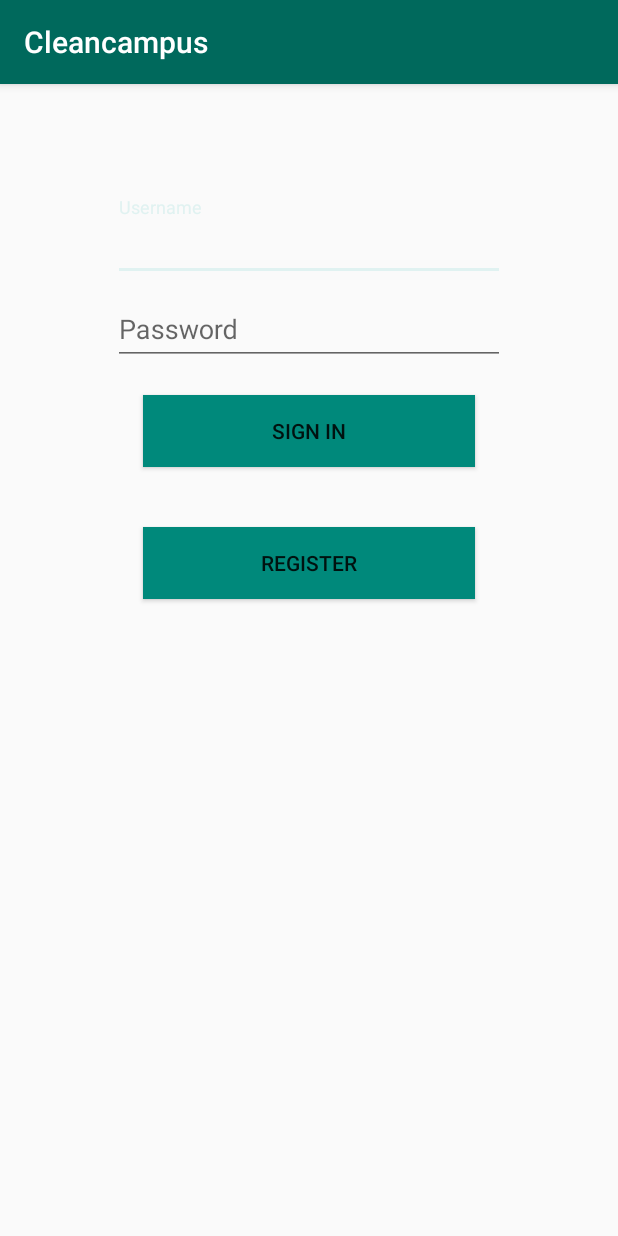
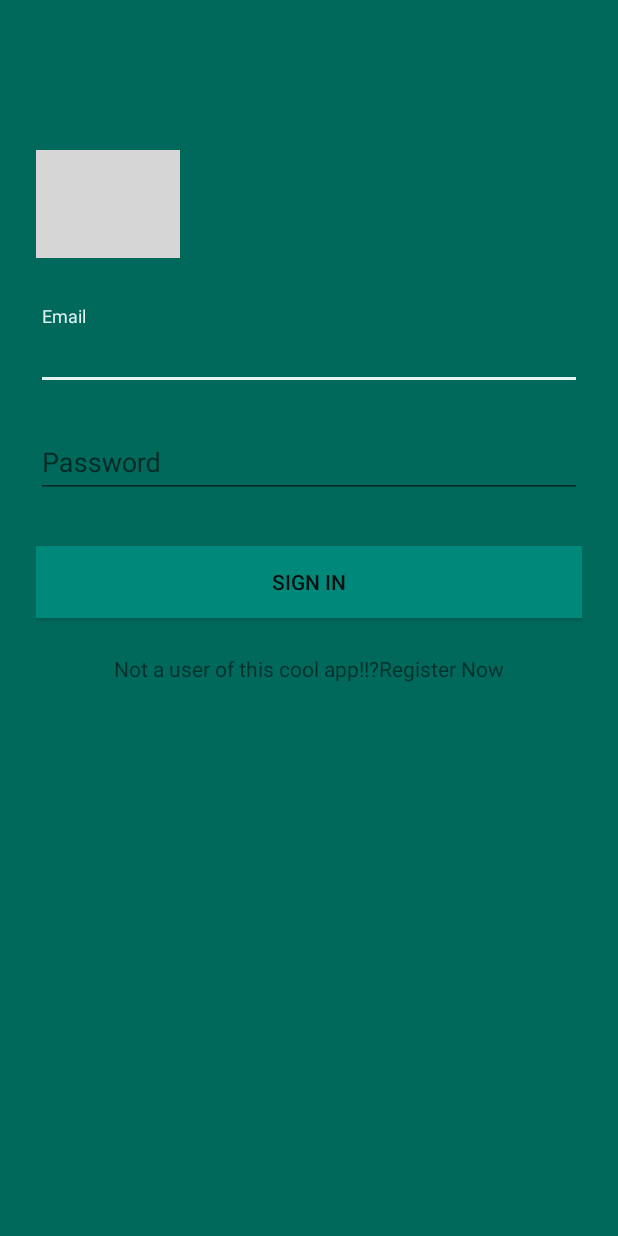
Before and after one commit to kaushalbhardwaj/CleanCampus, an Android app: the LoginActivity screen opened directly, with no data from a screen before it, on a phone screen of 412 x 824 dp. Run offline under Robolectric (Android 15) with nearby library versions, the phone set to English and light mode, and no system bars; 1 statement that could not run was skipped; grey boxes are pictures that could not be loaded.

Commit message:
login screen

```diff
--- a/app/src/main/AndroidManifest.xml
+++ b/app/src/main/AndroidManifest.xml
@@ -16,8 +16,7 @@
             </intent-filter>
         </activity>
 
-        <activity android:name=".activity.SplashActivity"
-            android:theme="@style/Theme.AppCompat.Light.NoActionBar">
+        <activity android:name=".activity.SplashActivity">
             <intent-filter>
                 <action android:name="android.intent.action.MAIN" />
 
--- a/app/src/main/java/com/cleancampus/activity/LoginActivity.java
+++ b/app/src/main/java/com/cleancampus/activity/LoginActivity.java
@@ -7,6 +7,7 @@ import android.support.v7.app.AppCompatActivity;
 import android.view.View;
 import android.widget.Button;
 import android.widget.EditText;
+import android.widget.TextView;
 
 import com.cleancampus.R;
 
@@ -15,7 +16,7 @@ import com.cleancampus.R;
  */
 public class LoginActivity extends AppCompatActivity {
     private Button login;
-    private Button register;
+    private TextView registerText;
     private EditText username;
     private EditText password;
     @Override
@@ -23,7 +24,7 @@ public class LoginActivity extends AppCompatActivity {
         super.onCreate(savedInstanceState);
         setContentView(R.layout.login);
         login =(Button)findViewById(R.id.login_button);
-        register=(Button) findViewById(R.id.signup);
+        registerText =(TextView) findViewById(R.id.register_text);
         username =(EditText) findViewById(R.id.username);
         password =(EditText) findViewById(R.id.password);
         login.setOnClickListener(new View.OnClickListener() {
@@ -35,7 +36,7 @@ public class LoginActivity extends AppCompatActivity {
             }
         });
 
-        register.setOnClickListener(new View.OnClickListener() {
+       registerText.setOnClickListener(new View.OnClickListener() {
             @Override
             public void onClick(View view) {
                 Intent registerIntent = new Intent(getApplicationContext(),RegisterActivity.class);
--- a/app/src/main/res/layout/login.xml
+++ b/app/src/main/res/layout/login.xml
@@ -1,26 +1,38 @@
 <?xml version="1.0" encoding="utf-8"?>
 <LinearLayout xmlns:android="http://schemas.android.com/apk/res/android"
     android:layout_width="match_parent"
-    android:layout_height="wrap_content"
-    android:layout_margin="75dp"
+    android:layout_height="match_parent"
+    android:background="@color/md_teal_800"
     android:orientation="vertical">
 
 
-    <RelativeLayout
+    <LinearLayout
         android:layout_width="match_parent"
         android:layout_height="match_parent"
-        android:orientation="vertical">
+        android:orientation="vertical"
+        android:paddingLeft="24dp"
+        android:paddingRight="24dp"
+        android:paddingTop="100dp">
+
+        <ImageView
+            android:id="@+id/image"
+            android:layout_width="wrap_content"
+            android:layout_height="72dp"
+            android:layout_marginBottom="24dp"
+            android:src="@drawable/image" />
 
         <android.support.design.widget.TextInputLayout
             android:id="@+id/input_username"
             android:layout_width="match_parent"
-            android:layout_height="wrap_content">
+            android:layout_height="wrap_content"
+            android:layout_marginBottom="8dp"
+            android:layout_marginTop="8dp">
 
             <EditText
                 android:id="@+id/username"
                 android:layout_width="match_parent"
                 android:layout_height="wrap_content"
-                android:hint="Username" />
+                android:hint="Email" />
 
         </android.support.design.widget.TextInputLayout>
 
@@ -28,7 +40,8 @@
             android:id="@+id/input_password"
             android:layout_width="match_parent"
             android:layout_height="wrap_content"
-            android:layout_below="@id/input_username"
+            android:layout_marginBottom="8dp"
+            android:layout_marginTop="8dp"
 
             >
 
@@ -41,25 +54,23 @@
 
         </android.support.design.widget.TextInputLayout>
 
-        <Button
+        <android.support.v7.widget.AppCompatButton
             android:id="@+id/login_button"
             android:layout_width="match_parent"
             android:layout_height="wrap_content"
-            android:layout_below="@id/input_password"
-            android:layout_centerHorizontal="true"
-            android:layout_margin="20dp"
+            android:layout_marginBottom="24dp"
+            android:layout_marginTop="24dp"
             android:background="@color/md_teal_600"
+            android:padding="12dp"
             android:text="Sign In" />
 
+        <TextView
+            android:id="@+id/register_text"
+            android:layout_width="wrap_content"
+            android:layout_height="wrap_content"
+            android:layout_gravity="center"
+            android:text="Not a user of this cool app!!?Register Now" />
 
-        <Button
-            android:id="@+id/signup"
-            android:layout_width="match_parent"
-            android:layout_height="wrap_content"
-            android:layout_below="@id/login_button"
-            android:layout_centerHorizontal="true"
-            android:layout_margin="20dp"
-            android:background="@color/md_teal_600"
-            android:text="Register" />
-    </RelativeLayout>
+
+    </LinearLayout>
 </LinearLayout>
```
Also changed, not shown: app/src/main/res/layout/register.xml (+29 -14 lines), app/src/main/res/values/styles.xml (+17 -2 lines).
